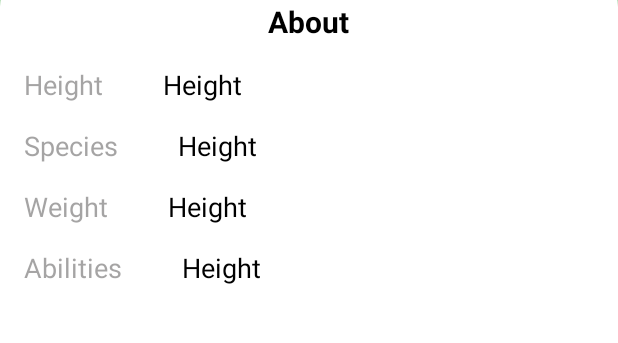
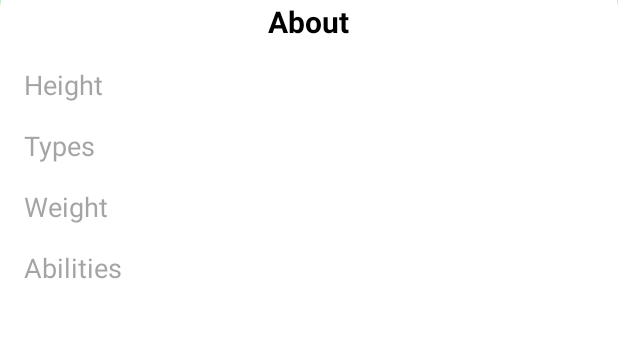
Before and after one commit to enyholar/Pokemon, an Android app: the PokemonDetailsActivity screen opened directly, with no data from a screen before it, on a phone screen of 412 x 824 dp, the part 493-836 px from its top. Run offline under Robolectric (Android 15) with nearby library versions, the phone set to English and light mode, and no system bars; our stand-ins replace Dagger/Hilt's generated code, RxJava, data binding; network calls fail; pictures from the network do not load.

Commit message:
make some changes on ui

```diff
--- a/app/src/main/java/com/gideondev/zapmap/ui/PokemonDetailsActivity.kt
+++ b/app/src/main/java/com/gideondev/zapmap/ui/PokemonDetailsActivity.kt
@@ -11,8 +11,11 @@ import com.gideondev.zapmap.databinding.ActivityPokemonDetailsBinding
 import com.gideondev.zapmap.model.Pokemon
 import com.gideondev.zapmap.model.details.PokemonDetailsResponse
 import com.gideondev.zapmap.viewModel.PokeViewModel
+import java.util.*
+import kotlin.collections.ArrayList
 
 class PokemonDetailsActivity : BaseActivity() {
+    private var pokemonId: Int = 0
     private lateinit var binding: ActivityPokemonDetailsBinding
     lateinit var viewModel: PokeViewModel
     override fun onCreate(savedInstanceState: Bundle?) {
@@ -26,7 +29,7 @@ class PokemonDetailsActivity : BaseActivity() {
 
     override fun configureDesign() {
         viewModel = ViewModelProvider(this, viewModelFactory).get(PokeViewModel::class.java)
-        val  pokemonId = intent.getIntExtra("id",0)
+        pokemonId = intent.getIntExtra("id",0)
         observeData()
         fetchPokemonDetails(pokemonId + 1)
     }
@@ -59,7 +62,9 @@ class PokemonDetailsActivity : BaseActivity() {
     fun setValueToView(model: PokemonDetailsResponse){
         binding.txtHeight.text = model.height.toString() + " cm"
         binding.txtWeight.text = model.weight.toString() + " kg"
-        binding.txtPokeName.text = model.name.toString()
+        binding.txtPokeName.text = model.name.capitalized()
+        val num = pokemonId + 1
+        binding.txtPokeNum.text = "#"+num
         val abilitiesList: MutableList<String> = ArrayList<String>()
         val speciesList: MutableList<String> = ArrayList<String>()
 
@@ -73,12 +78,22 @@ class PokemonDetailsActivity : BaseActivity() {
         val species = speciesList.joinToString(separator = ",")
         binding.txtAbilities.text = ability
         binding.txtSpecies.text = species
+
+
         Glide.with(binding.imgPokeMan .context)
             .load(model.sprites.front_default)
             .centerCrop()
             .into(binding.imgPokeMan)
     }
 
+    fun String.capitalized(): String {
+        return this.replaceFirstChar {
+            if (it.isLowerCase())
+                it.titlecase(Locale.getDefault())
+            else it.toString()
+        }
+    }
+
     private fun fetchPokemonDetails(id: Int){
         viewModel.getPokemonDetailsFromServer(id)
     }
--- a/app/src/main/res/layout/activity_pokemon_details.xml
+++ b/app/src/main/res/layout/activity_pokemon_details.xml
@@ -86,21 +86,22 @@
                 android:orientation="horizontal"
                 android:layout_marginTop="16dp"
                 android:layout_height="wrap_content">
+
                 <androidx.appcompat.widget.AppCompatTextView
                     android:layout_width="wrap_content"
-                    android:text="Height"
-                    android:textStyle="normal"
+                    android:layout_height="match_parent"
+                    android:layout_gravity="center_horizontal"
                     android:layout_marginLeft="16dp"
+                    android:text="@string/height"
+                    android:textColor="#83504E4E"
                     android:textSize="18sp"
-                    android:layout_gravity="center_horizontal"
-                    android:textColor="#83504E4E"
 
-                    android:layout_height="wrap_content"/>
+                    android:textStyle="normal" />
 
                 <androidx.appcompat.widget.AppCompatTextView
                     android:id="@+id/txt_height"
                     android:layout_width="wrap_content"
-                    android:text="Height"
+
                     android:textStyle="normal"
                     android:layout_marginLeft="40dp"
                     android:layout_marginRight="16dp"
@@ -117,7 +118,7 @@
                 android:layout_height="wrap_content">
                 <androidx.appcompat.widget.AppCompatTextView
                     android:layout_width="wrap_content"
-                    android:text="Species"
+                    android:text="@string/types"
                     android:textStyle="normal"
                     android:layout_marginLeft="16dp"
                     android:textSize="18sp"
@@ -129,7 +130,6 @@
                 <androidx.appcompat.widget.AppCompatTextView
                     android:id="@+id/txt_species"
                     android:layout_width="wrap_content"
-                    android:text="Height"
                     android:textStyle="normal"
                     android:layout_marginLeft="40dp"
                     android:layout_marginRight="16dp"
@@ -145,7 +145,7 @@
                 android:layout_height="wrap_content">
                 <androidx.appcompat.widget.AppCompatTextView
                     android:layout_width="wrap_content"
-                    android:text="Weight"
+                    android:text="@string/weight"
                     android:textStyle="normal"
                     android:layout_marginLeft="16dp"
                     android:textSize="18sp"
@@ -157,7 +157,6 @@
                 <androidx.appcompat.widget.AppCompatTextView
                     android:id="@+id/txt_weight"
                     android:layout_width="wrap_content"
-                    android:text="Height"
                     android:textStyle="normal"
                     android:layout_marginLeft="40dp"
                     android:layout_marginRight="16dp"
@@ -174,7 +173,7 @@
                 android:layout_height="wrap_content">
                 <androidx.appcompat.widget.AppCompatTextView
                     android:layout_width="wrap_content"
-                    android:text="Abilities"
+                    android:text="@string/abilities"
                     android:textStyle="normal"
                     android:layout_marginLeft="16dp"
                     android:textSize="18sp"
@@ -186,7 +185,6 @@
                 <androidx.appcompat.widget.AppCompatTextView
                     android:id="@+id/txt_abilities"
                     android:layout_width="wrap_content"
-                    android:text="Height"
                     android:textStyle="normal"
                     android:layout_marginLeft="40dp"
                     android:layout_marginRight="16dp"
--- a/app/src/main/res/values/strings.xml
+++ b/app/src/main/res/values/strings.xml
@@ -1,4 +1,8 @@
 <resources>
     <string name="app_name">ZapMap</string>
     <string name="welcome_to_zapmap">Welcome To ZapMap</string>
+    <string name="types">Types</string>
+    <string name="height">Height</string>
+    <string name="weight">Weight</string>
+    <string name="abilities">Abilities</string>
 </resources>
```
